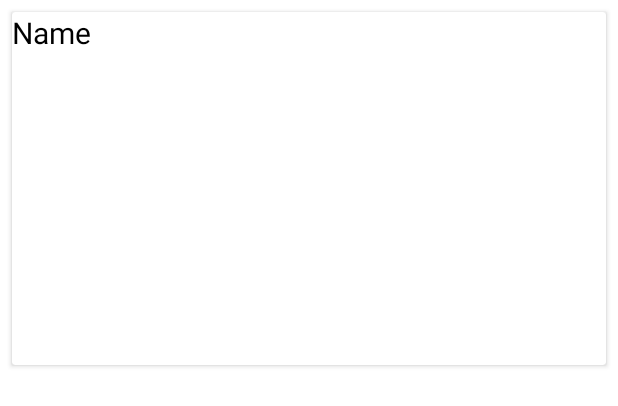
After one commit to adnansurya/AndroidVideoStream, an Android app: the layout card_image.xml on its own in the app's theme, with its tools: preview values and no code run, on a phone screen of 412 x 824 dp. The commit adds this screen. Shown: the top 406 px of the screen. Run offline under Robolectric (Android 15) with nearby library versions, the phone set to English and light mode, and no system bars.

Commit message:
so far sogood

```diff
--- a/app/build.gradle
+++ b/app/build.gradle
@@ -1,5 +1,6 @@
 plugins {
     id 'com.android.application'
+    id 'com.google.gms.google-services'
 }
 
 android {
@@ -32,7 +33,9 @@ dependencies {
     implementation 'androidx.appcompat:appcompat:1.2.0'
     implementation 'com.google.android.material:material:1.3.0'
     implementation 'androidx.constraintlayout:constraintlayout:2.0.4'
+    implementation 'com.google.firebase:firebase-storage:19.1.1'
     testImplementation 'junit:junit:4.+'
     androidTestImplementation 'androidx.test.ext:junit:1.1.2'
     androidTestImplementation 'androidx.test.espresso:espresso-core:3.3.0'
+    implementation 'com.squareup.picasso:picasso:2.71828'
 }
--- /dev/null
+++ b/app/src/main/res/layout/card_image.xml
@@ -0,0 +1,36 @@
+<?xml version="1.0" encoding="utf-8"?>
+<androidx.cardview.widget.CardView
+    xmlns:android="http://schemas.android.com/apk/res/android"
+    xmlns:app="http://schemas.android.com/apk/res-auto"
+    xmlns:tools="http://schemas.android.com/tools"
+    android:layout_width="match_parent"
+    android:layout_height="wrap_content"
+    android:layout_margin="8dp">
+
+    <androidx.constraintlayout.widget.ConstraintLayout
+        android:layout_width="match_parent"
+        android:layout_height="match_parent">
+
+        <TextView
+            android:id="@+id/text_view_name"
+            android:layout_width="0dp"
+            android:layout_height="wrap_content"
+            android:layout_gravity="center_horizontal"
+            android:text="Name"
+            android:textColor="@android:color/black"
+            android:textSize="20sp"
+            app:layout_constraintEnd_toEndOf="parent"
+            app:layout_constraintStart_toStartOf="parent"
+            app:layout_constraintTop_toTopOf="parent" />
+
+        <ImageView
+            android:id="@+id/image_view_upload"
+            android:layout_width="match_parent"
+            android:layout_height="200dp"
+            android:layout_marginTop="8dp"
+            app:layout_constraintEnd_toEndOf="@+id/text_view_name"
+            app:layout_constraintStart_toStartOf="@+id/text_view_name"
+            app:layout_constraintTop_toBottomOf="@+id/text_view_name" />
+
+    </androidx.constraintlayout.widget.ConstraintLayout>
+</androidx.cardview.widget.CardView>
--- a/build.gradle
+++ b/build.gradle
@@ -6,6 +6,7 @@ buildscript {
     }
     dependencies {
         classpath "com.android.tools.build:gradle:7.0.3"
+        classpath 'com.google.gms:google-services:4.3.3'
 
         // NOTE: Do not place your application dependencies here; they belong
         // in the individual module build.gradle files
```
Also changed, not shown: app/src/main/AndroidManifest.xml (+5 -3 lines), app/src/main/java/com/unifa/androidvideostream/GambarActivity.java (added, +26 -0 lines), app/src/main/java/com/unifa/androidvideostream/ImageAdapter.java (added, +58 -0 lines), app/src/main/java/com/unifa/androidvideostream/MainActivity.java (+51 -1 lines), app/src/main/java/com/unifa/androidvideostream/Upload.java (added, +35 -0 lines), app/src/main/res/drawable/ic_image.xml (added, +10 -0 lines), app/src/main/res/layout/activity_gambar.xml (added, +18 -0 lines), app/src/main/res/layout/activity_main.xml (+8 -7 lines), app/src/main/res/menu/action.xml (added, +20 -0 lines), 1 other file.
